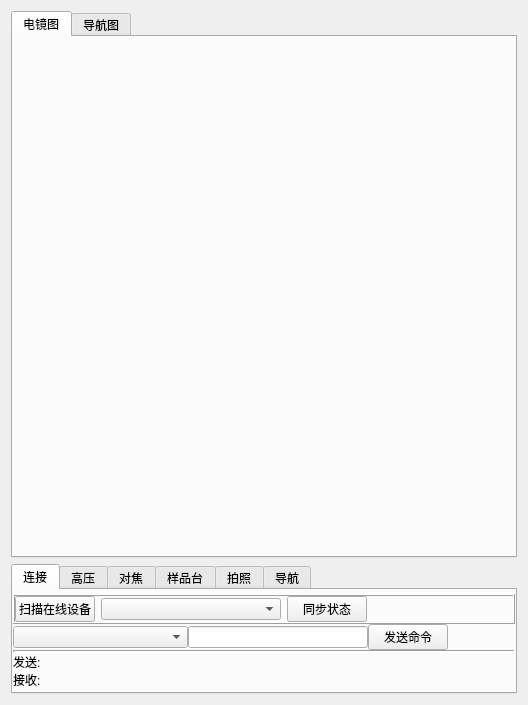
First picture: the form in zemrpc/gui/zemrpc_win.ui, repository zem-lab/pyzemrpc, before the edit.
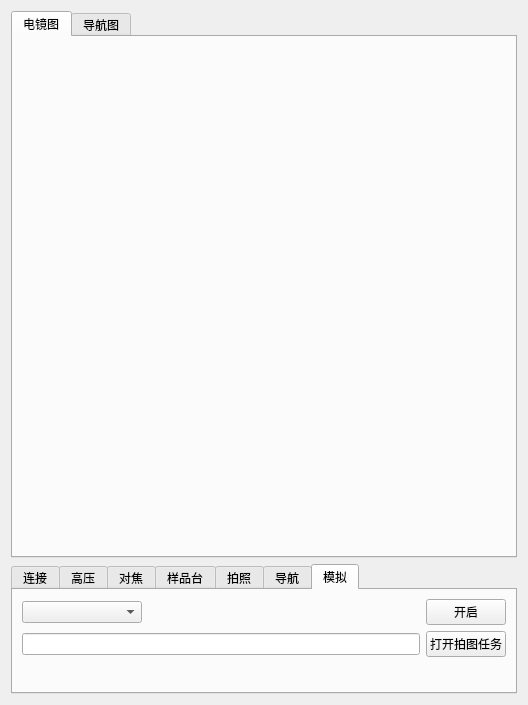
Second picture: the form after the edit. Custom widgets are drawn as their Qt base class.

Patch:
```diff
--- a/zemrpc/gui/zemrpc_win.ui
+++ b/zemrpc/gui/zemrpc_win.ui
@@ -52,7 +52,7 @@
       </size>
      </property>
      <property name="currentIndex">
-      <number>0</number>
+      <number>6</number>
      </property>
      <widget class="QWidget" name="tab_conn">
       <attribute name="title">
@@ -1268,6 +1268,77 @@
        </item>
       </layout>
      </widget>
+     <widget class="QWidget" name="tab">
+      <attribute name="title">
+       <string>模拟</string>
+      </attribute>
+      <layout class="QVBoxLayout" name="verticalLayout_8">
+       <item>
+        <layout class="QHBoxLayout" name="horizontalLayout_11">
+         <item>
+          <widget class="QComboBox" name="cbox_vzem_type">
+           <property name="minimumSize">
+            <size>
+             <width>120</width>
+             <height>0</height>
+            </size>
+           </property>
+          </widget>
+         </item>
+         <item>
+          <spacer name="horizontalSpacer_9">
+           <property name="orientation">
+            <enum>Qt::Orientation::Horizontal</enum>
+           </property>
+           <property name="sizeHint" stdset="0">
+            <size>
+             <width>40</width>
+             <height>20</height>
+            </size>
+           </property>
+          </spacer>
+         </item>
+         <item>
+          <widget class="QPushButton" name="btn_vzem_start">
+           <property name="text">
+            <string>开启</string>
+           </property>
+          </widget>
+         </item>
+        </layout>
+       </item>
+       <item>
+        <layout class="QHBoxLayout" name="horizontalLayout_12"/>
+       </item>
+       <item>
+        <layout class="QHBoxLayout" name="horizontalLayout_13">
+         <item>
+          <widget class="QLineEdit" name="le_vzem_json"/>
+         </item>
+         <item>
+          <widget class="QPushButton" name="btn_vzem_open_json">
+           <property name="text">
+            <string>打开拍图任务</string>
+           </property>
+          </widget>
+         </item>
+        </layout>
+       </item>
+       <item>
+        <spacer name="verticalSpacer_7">
+         <property name="orientation">
+          <enum>Qt::Orientation::Vertical</enum>
+         </property>
+         <property name="sizeHint" stdset="0">
+          <size>
+           <width>20</width>
+           <height>50</height>
+          </size>
+         </property>
+        </spacer>
+       </item>
+      </layout>
+     </widget>
     </widget>
    </item>
   </layout>
```
